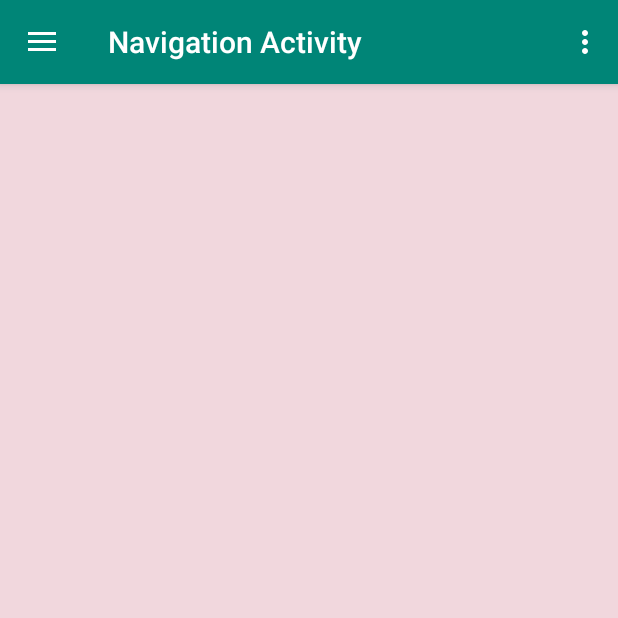
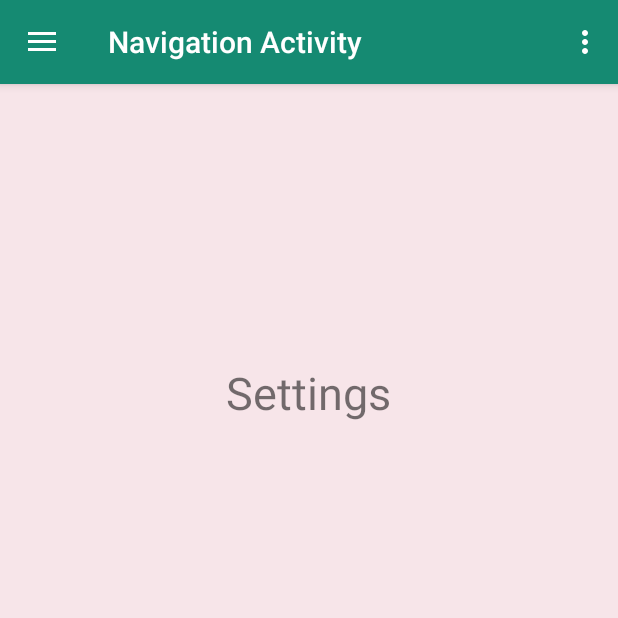
Before and after one commit to khushijashnani/RentAwayX, an Android app: the navigationDrawer screen opened directly, with no data from a screen before it, in the side drawer, after a tap on "Settings", on a phone screen of 412 x 824 dp, the top half of it. Run offline under Robolectric (Android 15) with nearby library versions, the phone set to English and light mode, and no system bars; our stand-ins replace Firebase (no records; nobody signed in at launch, a user with empty details on screens opened directly).

Commit message:
Two fragments linked

```diff
--- a/app/build.gradle
+++ b/app/build.gradle
@@ -31,5 +31,7 @@ dependencies {
     implementation 'com.google.firebase:firebase-analytics:17.2.0'
     implementation 'com.google.firebase:firebase-database:19.0.0'
     implementation 'com.google.android.material:material:1.0.0'
+    implementation 'de.hdodenhof:circleimageview:3.0.1'
+
 }
 apply plugin: 'com.google.gms.google-services'
--- /dev/null
+++ b/app/src/main/java/com/project/rentaway/RentMyProperty.java
@@ -0,0 +1,25 @@
+package com.project.rentaway;
+
+import android.os.Bundle;
+import android.view.LayoutInflater;
+import android.view.View;
+import android.view.ViewGroup;
+
+import androidx.annotation.NonNull;
+import androidx.annotation.Nullable;
+import androidx.fragment.app.Fragment;
+
+public class RentMyProperty extends Fragment {
+    @Nullable
+    @Override
+    public View onCreateView(@NonNull LayoutInflater inflater, @Nullable ViewGroup container, @Nullable Bundle savedInstanceState) {
+        return inflater.inflate(R.layout.rent_my_property,null);
+    }
+
+
+    @Override
+    public void onViewCreated(@NonNull View view, @Nullable Bundle savedInstanceState) {
+        super.onViewCreated(view, savedInstanceState);
+        view.findViewById(R.id.rentprop);
+    }
+}
--- /dev/null
+++ b/app/src/main/java/com/project/rentaway/Settings.java
@@ -0,0 +1,24 @@
+package com.project.rentaway;
+
+import android.os.Bundle;
+import android.view.LayoutInflater;
+import android.view.View;
+import android.view.ViewGroup;
+
+import androidx.annotation.NonNull;
+import androidx.annotation.Nullable;
+import androidx.fragment.app.Fragment;
+
+public class Settings extends Fragment {
+    @Nullable
+    @Override
+    public View onCreateView(@NonNull LayoutInflater inflater, @Nullable ViewGroup container, @Nullable Bundle savedInstanceState) {
+        return inflater.inflate(R.layout.settings,null);
+    }
+
+    @Override
+    public void onViewCreated(@NonNull View view, @Nullable Bundle savedInstanceState) {
+        super.onViewCreated(view, savedInstanceState);
+        view.findViewById(R.id.settings);
+    }
+}
--- a/app/src/main/java/com/project/rentaway/navigationDrawer.java
+++ b/app/src/main/java/com/project/rentaway/navigationDrawer.java
@@ -21,6 +21,9 @@ import androidx.drawerlayout.widget.DrawerLayout;
 
 import androidx.appcompat.app.AppCompatActivity;
 import androidx.appcompat.widget.Toolbar;
+import androidx.fragment.app.Fragment;
+import androidx.fragment.app.FragmentManager;
+import androidx.fragment.app.FragmentTransaction;
 
 import android.view.Menu;
 import android.widget.TextView;
@@ -46,7 +49,6 @@ public class navigationDrawer extends AppCompatActivity
         setSupportActionBar(toolbar);
 
 
-
         DrawerLayout drawer = findViewById(R.id.drawer_layout);
         navigationView = findViewById(nav_view);
         ActionBarDrawerToggle toggle = new ActionBarDrawerToggle(
@@ -59,12 +61,9 @@ public class navigationDrawer extends AppCompatActivity
         user=firebaseAuth.getCurrentUser();
         View headerView = navigationView.getHeaderView(0);
         TextView email = (TextView) headerView.findViewById(emailUser);
-        TextView name = (TextView) headerView.findViewById(R.id.nameUser);
+        //TextView name = (TextView) headerView.findViewById(R.id.nameUser);
         String user_email=user.getEmail();
-
         email.setText(user_email);
-
-
 
 
     }
@@ -107,15 +106,16 @@ public class navigationDrawer extends AppCompatActivity
     @Override
     public boolean onNavigationItemSelected(MenuItem item) {
         // Handle navigation view item clicks here.
+        Fragment fragment = null;
+
         int id = item.getItemId();
 
         if (id == R.id.settings) {
-            // Handle the camera action
+            fragment = new Settings();
         }
         else if (id == R.id.log_out) {
 
           firebaseAuth=FirebaseAuth.getInstance();
-
           if(firebaseAuth.getCurrentUser()==null)
           {
               finish();
@@ -135,8 +135,18 @@ public class navigationDrawer extends AppCompatActivity
         } else if (id == R.id.contacted_properties) {
 
         } else if (id == R.id.house_icon) {
+            fragment = new RentMyProperty();
+        }
 
+        if(fragment!=null){
+            FragmentManager fragmentManager= getSupportFragmentManager();
+            FragmentTransaction fragmentTransaction = fragmentManager.beginTransaction();
+            fragmentTransaction.replace(R.id.screen,fragment);
+            fragmentTransaction.commit();
         }
+
+
+
         DrawerLayout drawer = findViewById(R.id.drawer_layout);
         drawer.closeDrawer(GravityCompat.START);
         return true;
--- a/app/src/main/res/layout-v26/activity_main.xml
+++ b/app/src/main/res/layout-v26/activity_main.xml
@@ -5,8 +5,8 @@
     android:id="@+id/screen1"
     android:layout_width="match_parent"
     android:layout_height="match_parent"
-    android:background="#F5B76A"
-    android:backgroundTint="#F1D7DD"
+    android:background="#E2D5CF"
+    android:backgroundTint="#F7E5E9"
     tools:context=".MainActivity">
 
     <EditText
--- a/app/src/main/res/layout-v26/screen2.xml
+++ b/app/src/main/res/layout-v26/screen2.xml
@@ -3,7 +3,7 @@
     android:layout_width="match_parent"
     android:layout_height="match_parent"
     android:background="#F5B76A"
-    android:backgroundTint="#F1D7DD"
+    android:backgroundTint="#F7E5E9"
     android:orientation="vertical">
 
     <EditText
--- a/app/src/main/res/layout/activity_navigation_drawer.xml
+++ b/app/src/main/res/layout/activity_navigation_drawer.xml
@@ -5,7 +5,7 @@
     android:id="@+id/drawer_layout"
     android:layout_width="match_parent"
     android:layout_height="match_parent"
-    android:background="#F5B76A"
+    android:background="#F7E5E9"
     android:fitsSystemWindows="true"
     tools:openDrawer="start">
 
@@ -20,7 +20,7 @@
         android:layout_height="match_parent"
         android:layout_gravity="start"
         android:background="#F5B76A"
-        android:backgroundTint="#F1D7DD"
+        android:backgroundTint="#F7E5E9"
         android:fitsSystemWindows="true"
         app:headerLayout="@layout/nav_header_navigation_drawer"
         app:menu="@menu/activity_navigation_drawer_drawer" />
--- a/app/src/main/res/layout/app_bar_navigation_drawer.xml
+++ b/app/src/main/res/layout/app_bar_navigation_drawer.xml
@@ -15,10 +15,11 @@
             android:id="@+id/toolbar"
             android:layout_width="match_parent"
             android:layout_height="?attr/actionBarSize"
-            android:background="?attr/colorPrimary"
+            android:background="#FA168A73"
             app:popupTheme="@style/AppTheme.PopupOverlay" />
 
     </com.google.android.material.appbar.AppBarLayout>
+
 
     <include layout="@layout/content_navigation_drawer" />
 
--- a/app/src/main/res/layout/content_navigation_drawer.xml
+++ b/app/src/main/res/layout/content_navigation_drawer.xml
@@ -5,11 +5,16 @@
     android:layout_width="match_parent"
     android:layout_height="match_parent"
     android:background="#F5B76A"
-    android:backgroundTint="#F1D7DD"
+    android:backgroundTint="#F7E5E9"
     app:layout_behavior="@string/appbar_scrolling_view_behavior"
     tools:context=".navigationDrawer"
     tools:ignore="ExtraText"
     tools:showIn="@layout/app_bar_navigation_drawer">
 
+    <FrameLayout
+        android:id="@+id/screen"
+        android:layout_width="match_parent"
+        android:layout_height="match_parent">
+    </FrameLayout>
 
 </RelativeLayout>
--- a/app/src/main/res/layout/screen2.xml
+++ b/app/src/main/res/layout/screen2.xml
@@ -3,7 +3,7 @@
     android:layout_width="match_parent"
     android:layout_height="match_parent"
     android:background="#F5B76A"
-    android:backgroundTint="#F1D7DD"
+    android:backgroundTint="#F7E5E9"
     android:orientation="vertical">
 
     <EditText
--- /dev/null
+++ b/app/src/main/res/layout/settings.xml
@@ -0,0 +1,15 @@
+<?xml version="1.0" encoding="utf-8"?>
+<RelativeLayout xmlns:android="http://schemas.android.com/apk/res/android"
+    android:orientation="vertical" android:layout_width="match_parent"
+    android:layout_height="match_parent">
+
+    <TextView
+        android:id="@+id/settings"
+        android:layout_width="wrap_content"
+        android:layout_height="wrap_content"
+        android:layout_alignParentTop="true"
+        android:layout_centerHorizontal="true"
+        android:layout_marginTop="185dp"
+        android:text="@string/action_settings"
+        android:textSize="30sp" />
+</RelativeLayout>
--- a/app/src/main/res/values/strings.xml
+++ b/app/src/main/res/values/strings.xml
@@ -22,6 +22,8 @@
     <string name="menu_tools">Tools</string>
     <string name="menu_share">Share</string>
     <string name="menu_send">Send</string>
+    <string name="navigation_description">Navigation description</string>
+    <string name="rent_my_property">Rent my property</string>
 
 
 </resources>
--- a/build.gradle
+++ b/build.gradle
@@ -11,6 +11,7 @@ buildscript {
         classpath 'com.google.gms:google-services:4.2.0'
         // NOTE: Do not place your application dependencies here; they belong
         // in the individual module build.gradle files
+
     }
 }
 
```
Also changed, not shown: app/src/main/res/layout/nav_header_navigation_drawer.xml (+7 -14 lines), app/src/main/res/layout/rent_my_property.xml (added, +15 -0 lines), app/src/main/res/drawable/download.jpg (added), app/src/main/res/drawable/images.png (added).
